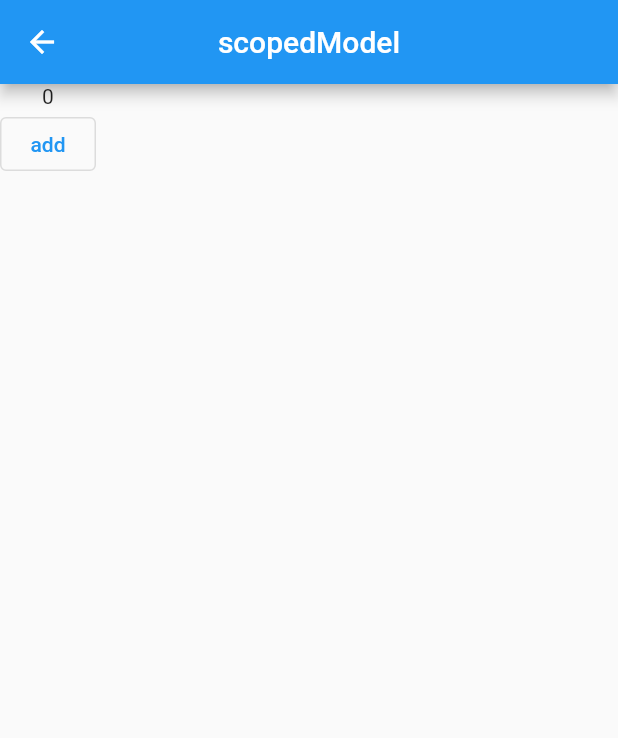
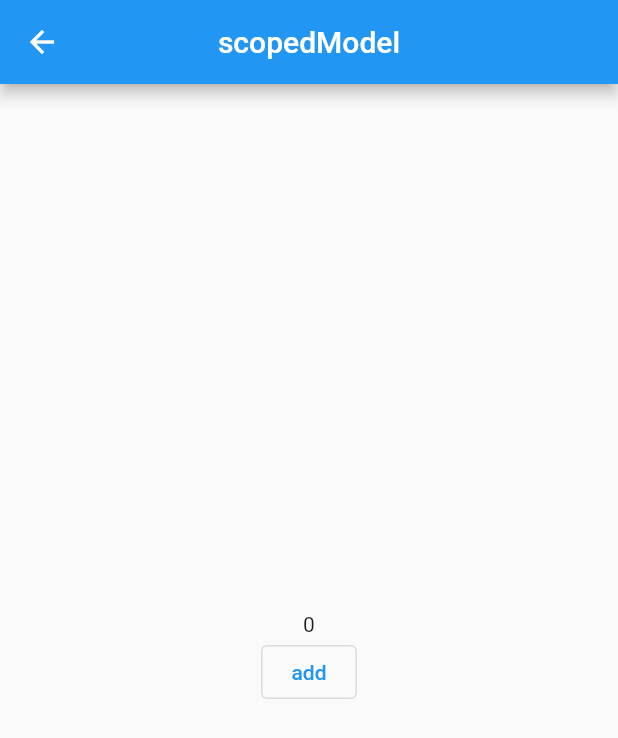
Before and after one commit to hangYq/zeus_flutter, a Flutter app: the ScopedModelDemoPage screen opened by its route, on a phone screen of 412 x 824 dp. Shown: the top 738 px of the screen. Run offline on Flutter 3.47's test engine with Material 2 defaults, Android fonts, the phone set to English and light mode, and no system bars.

Commit message:
feat: ScopedModel

```diff
--- a/lib/pages/scoped_model/models/counter_model.dart
+++ b/lib/pages/scoped_model/models/counter_model.dart
@@ -1,3 +1,4 @@
+import 'package:flutter/material.dart';
 import 'package:scoped_model/scoped_model.dart';
 
 class CounterModel extends Model {
@@ -5,6 +6,9 @@ class CounterModel extends Model {
 
   int get counter => _counter;
 
+  static CounterModel of(BuildContext context) =>
+      ScopedModel.of<CounterModel>(context, rebuildOnChange: true);
+
   void increment() {
     _counter++;
     notifyListeners();
--- a/lib/pages/scoped_model/view.dart
+++ b/lib/pages/scoped_model/view.dart
@@ -16,17 +16,21 @@ class ScopedModelDemoPage extends StatelessWidget {
       body: ScopedModel(
         model: CounterModel(),
         child: ScopedModelDescendant<CounterModel>(
-          builder: (context, child, model) => Column(
+          builder: (context, child, model) => Center(
+            child: Column(
+              mainAxisAlignment: MainAxisAlignment.center,
               children: [
                 Text('${model.counter}'),
                 OutlinedButton(
-                onPressed: model.increment,
+                  onPressed: ScopedModel.of<CounterModel>(context).increment,
+                  // onPressed: model.increment,
                   child: Text('add'),
                 ),
               ],
             ),
           ),
         ),
+      ),
     );
   }
 }
```
Lines whose indentation alone changed are shown as unchanged.
